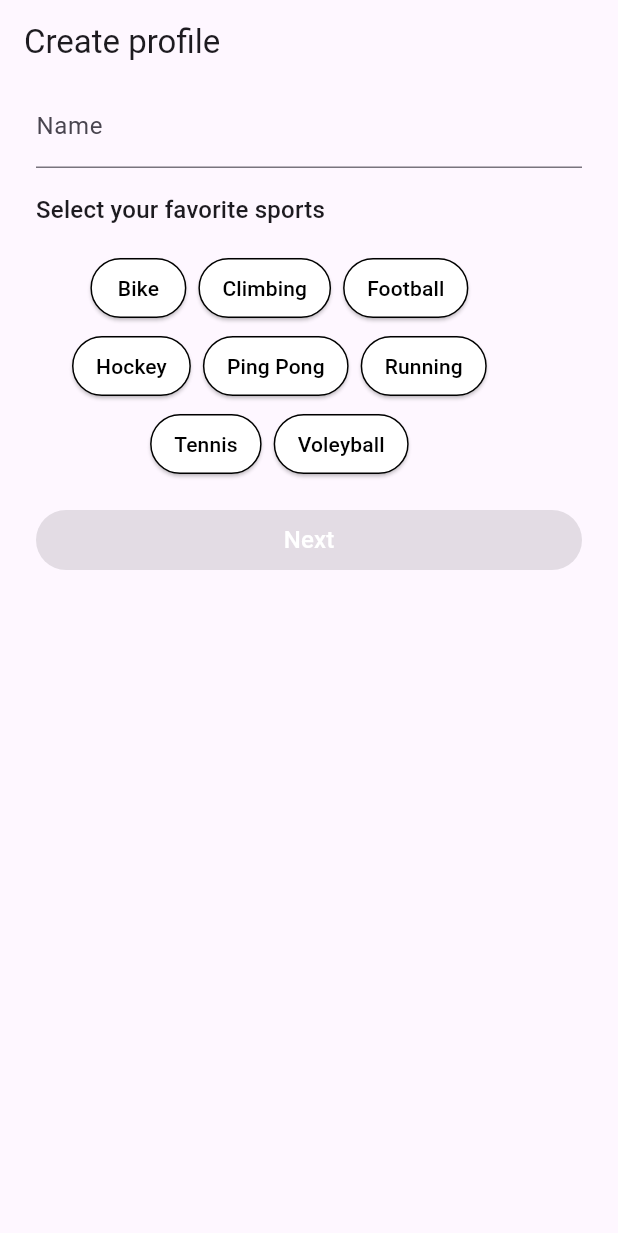
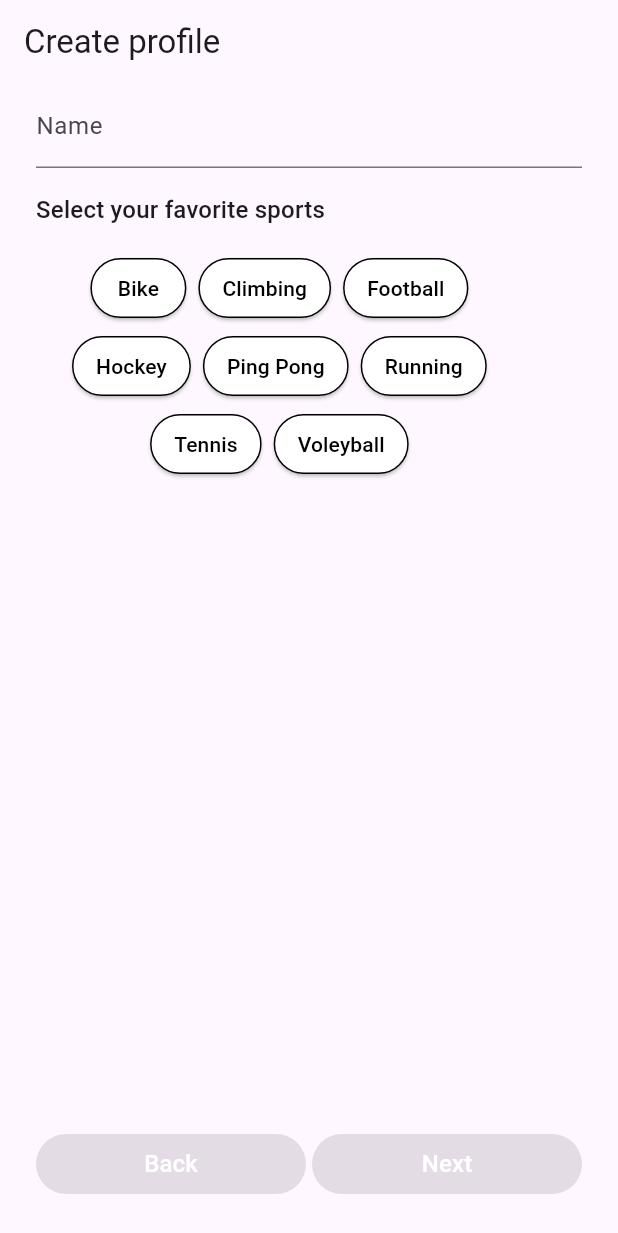
Before and after one commit to aurochs108/sport_matcher, a Flutter app: the CreateProfileScreen screen opened directly, on a phone screen of 412 x 824 dp. Shown: the top 1233 px of the screen. Run offline on Flutter 3.47's test engine with Material 3 defaults, Android fonts, the phone set to English and light mode, and no system bars.

Commit message:
added back button and fixed spacings

```diff
--- a/lib/ui/core/theme/app_theme.dart
+++ b/lib/ui/core/theme/app_theme.dart
@@ -19,6 +19,15 @@ class AppTheme {
     );
   }
 
+  static EdgeInsets horizontalAndBottom(BuildContext context) {
+    final safeArea = _safeAreaPadding(context);
+    return EdgeInsets.only(
+      bottom: safeArea.bottom + _verticalPadding,
+      left: _horizontalPadding,
+      right: _horizontalPadding,
+    );
+  }
+
   static EdgeInsets _safeAreaPadding(BuildContext context) {
     return MediaQuery.of(context).padding;
   }
--- a/lib/ui/create_profile/widgets/create_profile_screen.dart
+++ b/lib/ui/create_profile/widgets/create_profile_screen.dart
@@ -28,7 +28,10 @@ class _CreateProfileScreenState extends State<CreateProfileScreen> {
           automaticallyImplyLeading: false,
         ),
         body: Padding(
-          padding: AppTheme.horizontalPadding(),
+          padding: AppTheme.horizontalAndBottom(context),
+          child: Column(
+            children: [
+              Expanded(
                 child: SingleChildScrollView(
                   child: Column(
                     crossAxisAlignment: CrossAxisAlignment.start,
@@ -39,9 +42,10 @@ class _CreateProfileScreenState extends State<CreateProfileScreen> {
                         validator: widget._viewModel.nameValidator,
                         textCapitalization: TextCapitalization.words,
                       ),
-                const SizedBox(height: 16),
-                const TitleMediumText(text: "Select your favorite sports"),
-                const SizedBox(height: 16),
+                      const SizedBox(height: AppTheme.columnSpacingMedium),
+                      const TitleMediumText(
+                          text: "Select your favorite sports"),
+                      const SizedBox(height: AppTheme.columnSpacingMedium),
                       ChipsCollectionView(items: [
                         "Bike",
                         "Climbing",
@@ -52,10 +56,24 @@ class _CreateProfileScreenState extends State<CreateProfileScreen> {
                         "Tennis",
                         "Voleyball",
                       ]),
-                const SizedBox(height: 16),
-                RoundedButton(buttonTitle: "Next", onPressed: null),
+                      const SizedBox(height: AppTheme.columnSpacingMedium),
                     ],
                   ),
+                ),
+              ),
+              Row(
+                mainAxisAlignment: MainAxisAlignment.end,
+                children: [
+                  Expanded(
+                      child:
+                          RoundedButton(buttonTitle: "Back", onPressed: null)),
+                  SizedBox(width: AppTheme.rowSpacingSmall),
+                  Expanded(
+                      child:
+                          RoundedButton(buttonTitle: "Next", onPressed: null)),
+                ],
+              )
+            ],
           ),
         ),
       ),
```
Lines whose indentation alone changed are shown as unchanged.
